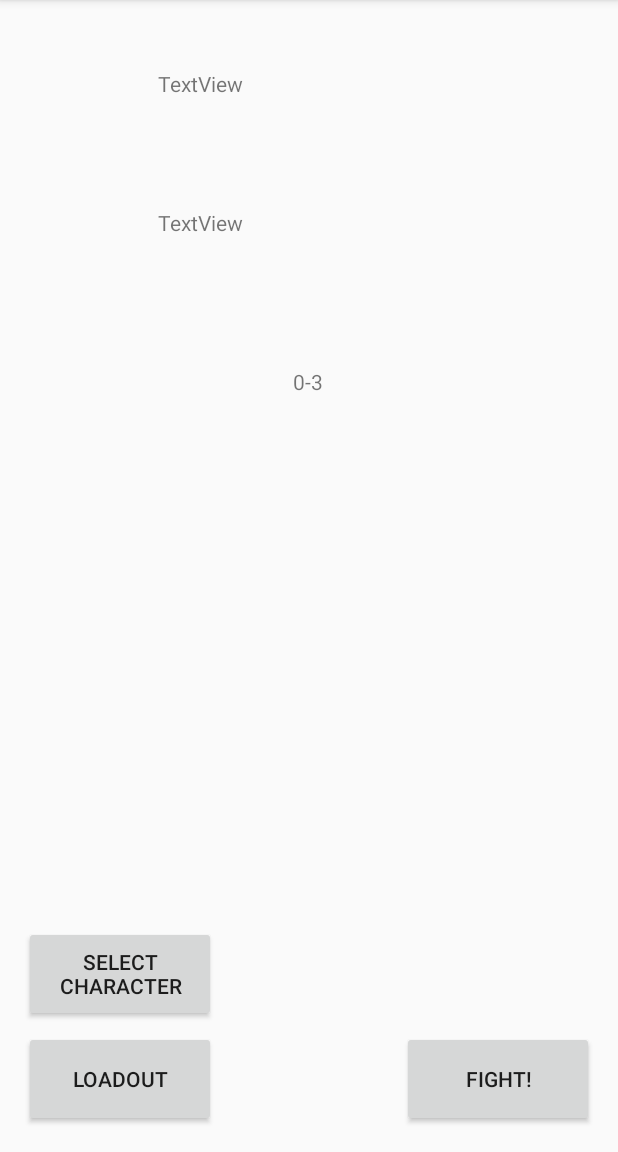
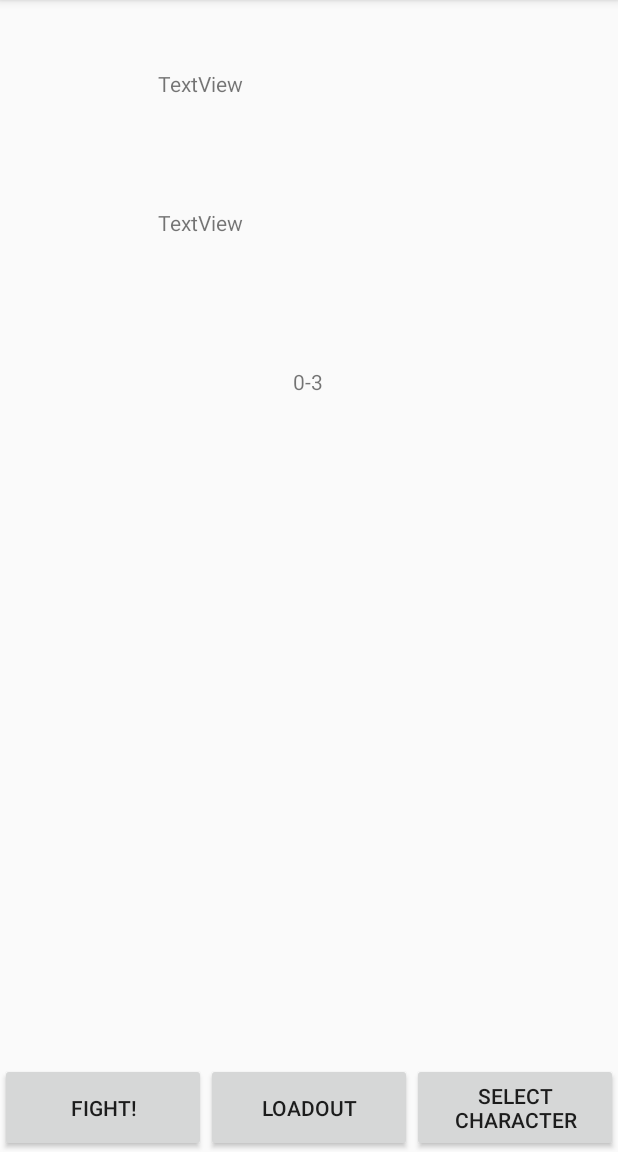
Before and after one commit to ImagineWagons8487/FlailsAndFriends, an Android app: the LandingPageActivity screen opened directly, with no data from a screen before it, on a phone screen of 412 x 824 dp, the part 84-1236 px from its top. Run offline under Robolectric (Android 15) with nearby library versions, the phone set to English and light mode, and no system bars; our stand-ins replace Firebase (no records; nobody signed in at launch, a user with empty details on screens opened directly), Room's generated code.

Commit message:
modified buttons using linear layout on landing page

```diff
--- a/app/src/main/res/layout/activity_landing_page.xml
+++ b/app/src/main/res/layout/activity_landing_page.xml
@@ -6,43 +6,6 @@
     android:layout_width="match_parent"
     android:layout_height="match_parent"
     tools:context="edu.csumb.flailsandfriends.activities.LandingPageActivity">
-
-    <Button
-        android:layout_width="128dp"
-        android:layout_height="64dp"
-        android:id="@+id/characterSelectButton"
-        android:text="Select Character"
-        app:layout_constraintBottom_toTopOf="@+id/loadout_button"
-        app:layout_constraintStart_toStartOf="parent"
-        app:layout_constraintVertical_bias="0.99"
-        app:layout_constraintHorizontal_bias="0.056"
-        app:layout_constraintTop_toTopOf="parent"
-        app:layout_constraintEnd_toEndOf="parent"
-        />
-
-    <Button
-        android:id="@+id/fightButton"
-        android:layout_width="128dp"
-        android:layout_height="64dp"
-        android:text="Fight!"
-        app:layout_constraintBottom_toBottomOf="parent"
-        app:layout_constraintEnd_toEndOf="parent"
-        app:layout_constraintHorizontal_bias="0.943"
-        app:layout_constraintStart_toStartOf="parent"
-        app:layout_constraintTop_toTopOf="parent"
-        app:layout_constraintVertical_bias="0.976" />
-
-    <Button
-        android:id="@+id/loadout_button"
-        android:layout_width="128dp"
-        android:layout_height="64dp"
-        android:text="Loadout"
-        app:layout_constraintBottom_toBottomOf="parent"
-        app:layout_constraintEnd_toEndOf="parent"
-        app:layout_constraintHorizontal_bias="0.056"
-        app:layout_constraintStart_toStartOf="parent"
-        app:layout_constraintTop_toTopOf="parent"
-        app:layout_constraintVertical_bias="0.976" />
 
     <TextView
         android:id="@+id/nameTextField"
@@ -80,4 +43,34 @@
         app:layout_constraintTop_toBottomOf="@+id/bitmapName"
         app:layout_constraintVertical_bias="0.116" />
 
+    <LinearLayout
+        android:layout_width="0dp"
+        android:layout_height="wrap_content"
+        android:orientation="horizontal"
+        app:layout_constraintBottom_toBottomOf="parent"
+        app:layout_constraintEnd_toEndOf="parent"
+        app:layout_constraintStart_toStartOf="parent">
+
+        <Button
+            android:id="@+id/fightButton"
+            android:layout_width="0dp"
+            android:layout_height="match_parent"
+            android:layout_weight="1"
+            android:text="Fight!" />
+
+        <Button
+            android:id="@+id/loadout_button"
+            android:layout_width="0dp"
+            android:layout_height="match_parent"
+            android:layout_weight="1"
+            android:text="Loadout" />
+
+        <Button
+            android:id="@+id/characterSelectButton"
+            android:layout_width="0dp"
+            android:layout_height="match_parent"
+            android:layout_weight="1"
+            android:text="Select Character" />
+    </LinearLayout>
+
 </androidx.constraintlayout.widget.ConstraintLayout>
```
